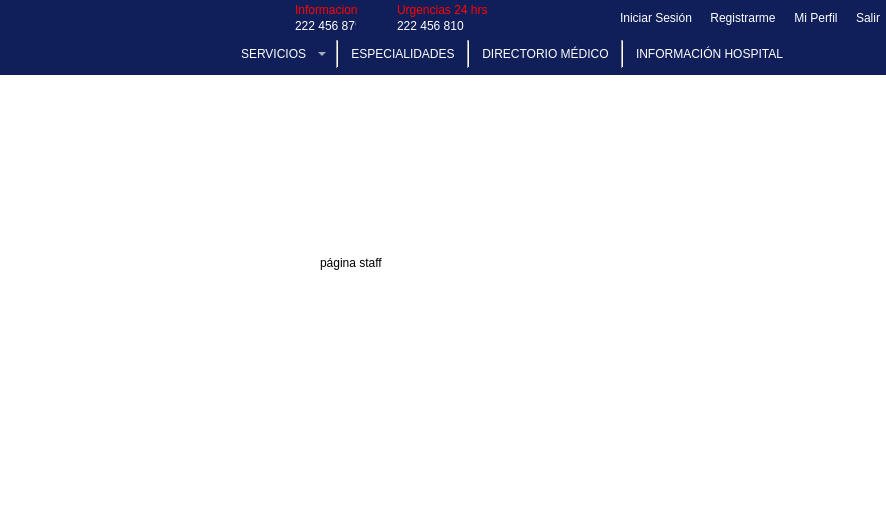
Above: mainwindow.ui from Laloses/Hospital before the change. Below: the same form after it.
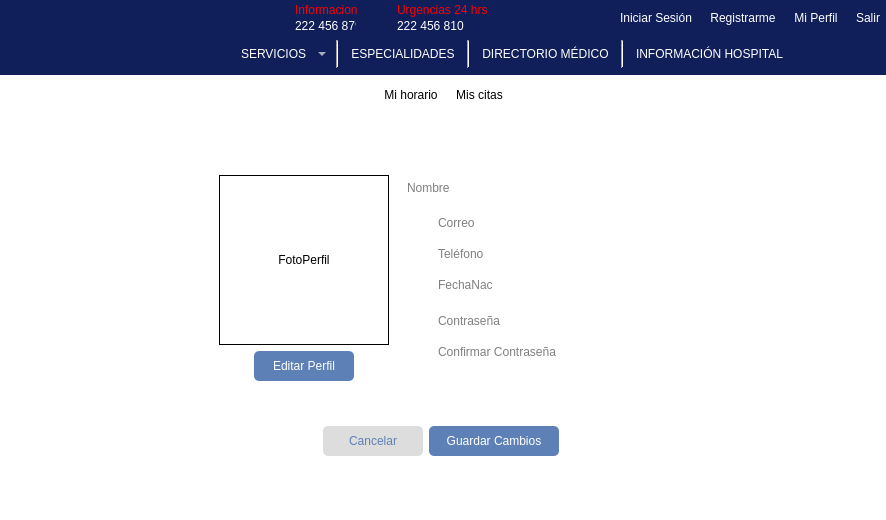
That is the form after the change. The open tabs and pages were chosen to show the change. Icons and pictures are not drawn.

Commit message:
Editar el Perfil del Staff
Diseño de la interfaz y programación del update

```diff
--- a/mainwindow.ui
+++ b/mainwindow.ui
@@ -431,7 +431,28 @@
        </size>
       </property>
       <property name="styleSheet">
-       <string notr="true"/>
+       <string notr="true">#btnEditarStaff, #btnGuardarEditarStaff{
+	border:solid 1px #5d80b6;
+border-radius:5px;
+background-color: #5d80b6;
+color: white;
+font: 11pt &quot;MS Shell Dlg 2&quot;;
+}
+#btnCancelarEditarStaff{
+border:solid 1px #dddddd;
+border-radius:5px;
+background-color: #dddddd;
+color: #5d80b6;
+font: 11pt &quot;MS Shell Dlg 2&quot;;
+}
+
+#btnEditarStaff:hover, #btnGuardarEditarStaff:hover{
+	background-color: #2f405b;
+}
+#btnCancelarEditarStaff:hover{
+	background-color: #c7c7c7;
+}
+</string>
       </property>
       <property name="currentIndex">
        <number>2</number>
@@ -2080,18 +2101,834 @@
        </layout>
       </widget>
       <widget class="QWidget" name="page_staff">
-       <widget class="QLabel" name="label_pagPersonal">
+       <widget class="QWidget" name="widget_opcionesPerfilDoctor_2" native="true">
         <property name="geometry">
          <rect>
-          <x>320</x>
-          <y>180</y>
-          <width>80</width>
-          <height>16</height>
+          <x>0</x>
+          <y>0</y>
+          <width>886</width>
+          <height>40</height>
          </rect>
         </property>
-        <property name="text">
-         <string>página staff</string>
+        <property name="minimumSize">
+         <size>
+          <width>886</width>
+          <height>40</height>
+         </size>
         </property>
+        <property name="maximumSize">
+         <size>
+          <width>16777215</width>
+          <height>40</height>
+         </size>
+        </property>
+        <property name="styleSheet">
+         <string notr="true">QPushButton{
+	background-color: transparent;
+	border-radius:6px;
+	color: black;
+	padding:6px;
+	text-decoration:none;
+}
+QPushButton:hover{
+	background: rgb(111, 157, 183);
+	color: white;
+}
+QPushButton:focus{
+	background: rgb(51, 97, 123);
+	color: rgb(255, 255, 255);
+}</string>
+        </property>
+        <layout class="QHBoxLayout" name="horizontalLayout_36">
+         <property name="topMargin">
+          <number>5</number>
+         </property>
+         <property name="bottomMargin">
+          <number>5</number>
+         </property>
+         <item>
+          <spacer name="horizontalSpacer_43">
+           <property name="orientation">
+            <enum>Qt::Horizontal</enum>
+           </property>
+           <property name="sizeHint" stdset="0">
+            <size>
+             <width>40</width>
+             <height>20</height>
+            </size>
+           </property>
+          </spacer>
+         </item>
+         <item>
+          <widget class="QPushButton" name="pushButton_horarioDoc_2">
+           <property name="text">
+            <string>Mi horario</string>
+           </property>
+          </widget>
+         </item>
+         <item>
+          <widget class="QPushButton" name="pushButton_citasDoc_2">
+           <property name="text">
+            <string>Mis citas</string>
+           </property>
+          </widget>
+         </item>
+         <item>
+          <spacer name="horizontalSpacer_44">
+           <property name="orientation">
+            <enum>Qt::Horizontal</enum>
+           </property>
+           <property name="sizeHint" stdset="0">
+            <size>
+             <width>40</width>
+             <height>20</height>
+            </size>
+           </property>
+          </spacer>
+         </item>
+        </layout>
+       </widget>
+       <widget class="QStackedWidget" name="stackedWidget_PerfilStaff">
+        <property name="geometry">
+         <rect>
+          <x>10</x>
+          <y>40</y>
+          <width>861</width>
+          <height>391</height>
+         </rect>
+        </property>
+        <widget class="QWidget" name="perfilStaff">
+         <widget class="QWidget" name="layoutWidget_2">
+          <property name="geometry">
+           <rect>
+            <x>0</x>
+            <y>10</y>
+            <width>861</width>
+            <height>381</height>
+           </rect>
+          </property>
+          <layout class="QVBoxLayout" name="verticalLayout_12">
+           <item>
+            <spacer name="verticalSpacer_16">
+             <property name="orientation">
+              <enum>Qt::Vertical</enum>
+             </property>
+             <property name="sizeHint" stdset="0">
+              <size>
+               <width>20</width>
+               <height>40</height>
+              </size>
+             </property>
+            </spacer>
+           </item>
+           <item>
+            <layout class="QHBoxLayout" name="horizontalLayout_42">
+             <item>
+              <spacer name="horizontalSpacer_46">
+               <property name="orientation">
+                <enum>Qt::Horizontal</enum>
+               </property>
+               <property name="sizeHint" stdset="0">
+                <size>
+                 <width>40</width>
+                 <height>20</height>
+                </size>
+               </property>
+              </spacer>
+             </item>
+             <item>
+              <layout class="QVBoxLayout" name="verticalLayout_13">
+               <item>
+                <layout class="QHBoxLayout" name="horizontalLayout_41">
+                 <item>
+                  <layout class="QVBoxLayout" name="verticalLayout_11">
+                   <item>
+                    <layout class="QHBoxLayout" name="horizontalLayout_43">
+                     <item>
+                      <spacer name="horizontalSpacer_48">
+                       <property name="orientation">
+                        <enum>Qt::Horizontal</enum>
+                       </property>
+                       <property name="sizeType">
+                        <enum>QSizePolicy::Fixed</enum>
+                       </property>
+                       <property name="sizeHint" stdset="0">
+                        <size>
+                         <width>10</width>
+                         <height>20</height>
+                        </size>
+                       </property>
+                      </spacer>
+                     </item>
+                     <item>
+                      <widget class="QLabel" name="lblFotoStaff">
+                       <property name="sizePolicy">
+                        <sizepolicy hsizetype="Expanding" vsizetype="Expanding">
+                         <horstretch>0</horstretch>
+                         <verstretch>0</verstretch>
+                        </sizepolicy>
+                       </property>
+                       <property name="minimumSize">
+                        <size>
+                         <width>170</width>
+                         <height>170</height>
+                        </size>
+                       </property>
+                       <property name="maximumSize">
+                        <size>
+                         <width>170</width>
+                         <height>170</height>
+                        </size>
+                       </property>
+                       <property name="layoutDirection">
+                        <enum>Qt::LeftToRight</enum>
+                       </property>
+                       <property name="styleSheet">
+                        <string notr="true">border: 1px solid black;</string>
+                       </property>
+                       <property name="text">
+                        <string>FotoPerfil</string>
+                       </property>
+                       <property name="scaledContents">
+                        <bool>true</bool>
+                       </property>
+                       <property name="alignment">
+                        <set>Qt::AlignCenter</set>
+                       </property>
+                      </widget>
+                     </item>
+                     <item>
+                      <spacer name="horizontalSpacer_49">
+                       <property name="orientation">
+                        <enum>Qt::Horizontal</enum>
+                       </property>
+                       <property name="sizeType">
+                        <enum>QSizePolicy::Fixed</enum>
+                       </property>
+                       <property name="sizeHint" stdset="0">
+                        <size>
+                         <width>10</width>
+                         <height>20</height>
+                        </size>
+                       </property>
+                      </spacer>
+                     </item>
+                    </layout>
+                   </item>
+                   <item>
+                    <layout class="QHBoxLayout" name="horizontalLayout_40">
+                     <item>
+                      <spacer name="horizontalSpacer_26">
+                       <property name="orientation">
+                        <enum>Qt::Horizontal</enum>
+                       </property>
+                       <property name="sizeType">
+                        <enum>QSizePolicy::Fixed</enum>
+                       </property>
+                       <property name="sizeHint" stdset="0">
+                        <size>
+                         <width>40</width>
+                         <height>20</height>
+                        </size>
+                       </property>
+                      </spacer>
+                     </item>
+                     <item>
+                      <widget class="QPushButton" name="btnEditarStaff">
+                       <property name="minimumSize">
+                        <size>
+                         <width>100</width>
+                         <height>30</height>
+                        </size>
+                       </property>
+                       <property name="maximumSize">
+                        <size>
+                         <width>100</width>
+                         <height>30</height>
+                        </size>
+                       </property>
+                       <property name="styleSheet">
+                        <string notr="true"/>
+                       </property>
+                       <property name="text">
+                        <string>Editar Perfil</string>
+                       </property>
+                      </widget>
+                     </item>
+                     <item>
+                      <spacer name="horizontalSpacer_27">
+                       <property name="orientation">
+                        <enum>Qt::Horizontal</enum>
+                       </property>
+                       <property name="sizeType">
+                        <enum>QSizePolicy::Fixed</enum>
+                       </property>
+                       <property name="sizeHint" stdset="0">
+                        <size>
+                         <width>40</width>
+                         <height>20</height>
+                        </size>
+                       </property>
+                      </spacer>
+                     </item>
+                    </layout>
+                   </item>
+                   <item>
+                    <spacer name="verticalSpacer_15">
+                     <property name="orientation">
+                      <enum>Qt::Vertical</enum>
+                     </property>
+                     <property name="sizeHint" stdset="0">
+                      <size>
+                       <width>20</width>
+                       <height>40</height>
+                      </size>
+                     </property>
+                    </spacer>
+                   </item>
+                  </layout>
+                 </item>
+                 <item>
+                  <layout class="QVBoxLayout" name="verticalLayout_10">
+                   <item>
+                    <widget class="QLineEdit" name="lineNombreStaff">
+                     <property name="minimumSize">
+                      <size>
+                       <width>0</width>
+                       <height>25</height>
+                      </size>
+                     </property>
+                     <property name="styleSheet">
+                      <string notr="true">font: 75 18pt &quot;MS Shell Dlg 2&quot;;
+border:none;
+background-color:transparent;</string>
+                     </property>
+                     <property name="readOnly">
+                      <bool>true</bool>
+                     </property>
+                     <property name="placeholderText">
+                      <string>Nombre</string>
+                     </property>
+                    </widget>
+                   </item>
+                   <item>
+                    <spacer name="verticalSpacer_7">
+                     <property name="orientation">
+                      <enum>Qt::Vertical</enum>
+                     </property>
+                     <property name="sizeType">
+                      <enum>QSizePolicy::Fixed</enum>
+                     </property>
+                     <property name="sizeHint" stdset="0">
+                      <size>
+                       <width>20</width>
+                       <height>5</height>
+                      </size>
+                     </property>
+                    </spacer>
+                   </item>
+                   <item>
+                    <layout class="QHBoxLayout" name="horizontalLayout_37">
+                     <item>
+                      <widget class="QLabel" name="imgCorreo">
+                       <property name="minimumSize">
+                        <size>
+                         <width>25</width>
+                         <height>25</height>
+                        </size>
+                       </property>
+                       <property name="maximumSize">
+                        <size>
+                         <width>25</width>
+                         <height>25</height>
+                        </size>
+                       </property>
+                       <property name="text">
+                        <string/>
+                       </property>
+                       <property name="pixmap">
+                        <pixmap resource="imgs/imgs.qrc">:/imgs/email.png</pixmap>
+                       </property>
+                       <property name="scaledContents">
+                        <bool>true</bool>
+                       </property>
+                      </widget>
+                     </item>
+                     <item>
+                      <widget class="QLineEdit" name="lineCorreoStaff">
+                       <property name="minimumSize">
+                        <size>
+                         <width>200</width>
+                         <height>20</height>
+                        </size>
+                       </property>
+                       <property name="styleSheet">
+                        <string notr="true">font: 15pt &quot;MS Shell Dlg 2&quot;;
+border:none;
+background-color:transparent</string>
+                       </property>
+                       <property name="readOnly">
+                        <bool>true</bool>
+                       </property>
+                       <property name="placeholderText">
+                        <string>Correo</string>
+                       </property>
+                      </widget>
+                     </item>
+                    </layout>
+                   </item>
+                   <item>
+                    <layout class="QHBoxLayout" name="horizontalLayout_38">
+                     <item>
+                      <widget class="QLabel" name="imgTel">
+                       <property name="minimumSize">
+                        <size>
+                         <width>25</width>
+                         <height>25</height>
+                        </size>
+                       </property>
+                       <property name="maximumSize">
+                        <size>
+                         <width>25</width>
+                         <height>25</height>
+                        </size>
+                       </property>
+                       <property name="text">
+                        <string/>
+                       </property>
+                       <property name="pixmap">
+                        <pixmap resource="imgs/imgs.qrc">:/imgs/phone.png</pixmap>
+                       </property>
+                       <property name="scaledContents">
+                        <bool>true</bool>
+                       </property>
+                      </widget>
+                     </item>
+                     <item>
+                      <widget class="QLineEdit" name="lineTelStaff">
+                       <property name="minimumSize">
+                        <size>
+                         <width>200</width>
+                         <height>20</height>
+                        </size>
+                       </property>
+                       <property name="styleSheet">
+                        <string notr="true">font: 15pt &quot;MS Shell Dlg 2&quot;;
+border:none;
+background-color:transparent</string>
+                       </property>
+                       <property name="maxLength">
+                        <number>10</number>
+                       </property>
+                       <property name="readOnly">
+                        <bool>true</bool>
+                       </property>
+                       <property name="placeholderText">
+                        <string>Teléfono</string>
+                       </property>
+                      </widget>
+                     </item>
+                    </layout>
+                   </item>
+                   <item>
+                    <layout class="QHBoxLayout" name="horizontalLayout_39">
+                     <item>
+                      <widget class="QLabel" name="imgTel_2">
+                       <property name="minimumSize">
+                        <size>
+                         <width>25</width>
+                         <height>25</height>
+                        </size>
+                       </property>
+                       <property name="maximumSize">
+                        <size>
+                         <width>25</width>
+                         <height>25</height>
+                        </size>
+                       </property>
+                       <property name="text">
+                        <string/>
+                       </property>
+                       <property name="pixmap">
+                        <pixmap resource="imgs/imgs.qrc">:/imgs/calendar.png</pixmap>
+                       </property>
+                       <property name="scaledContents">
+                        <bool>true</bool>
+                       </property>
+                      </widget>
+                     </item>
+                     <item>
+                      <widget class="QLineEdit" name="lineFechaNacStaff">
+                       <property name="minimumSize">
+                        <size>
+                         <width>200</width>
+                         <height>20</height>
+                        </size>
+                       </property>
+                       <property name="styleSheet">
+                        <string notr="true">font: 15pt &quot;MS Shell Dlg 2&quot;;
+border:none;
+background-color:transparent</string>
+                       </property>
+                       <property name="readOnly">
+                        <bool>true</bool>
+                       </property>
+                       <property name="placeholderText">
+                        <string>FechaNac</string>
+                       </property>
+                      </widget>
+                     </item>
+                    </layout>
+                   </item>
+                   <item>
+                    <spacer name="verticalSpacer_18">
+                     <property name="orientation">
+                      <enum>Qt::Vertical</enum>
+                     </property>
+                     <property name="sizeType">
+                      <enum>QSizePolicy::Fixed</enum>
+                     </property>
+                     <property name="sizeHint" stdset="0">
+                      <size>
+                       <width>20</width>
+                       <height>5</height>
+                      </size>
+                     </property>
+                    </spacer>
+                   </item>
+                   <item>
+                    <layout class="QHBoxLayout" name="horizontalLayout_45">
+                     <item>
+                      <widget class="QLabel" name="imgCon1">
+                       <property name="minimumSize">
+                        <size>
+                         <width>25</width>
+                         <height>25</height>
+                        </size>
+                       </property>
+                       <property name="maximumSize">
+                        <size>
+                         <width>25</width>
+                         <height>25</height>
+                        </size>
+                       </property>
+                       <property name="text">
+                        <string/>
+                       </property>
+                       <property name="pixmap">
+                        <pixmap resource="imgs/imgs.qrc">:/imgs/password.png</pixmap>
+                       </property>
+                       <property name="scaledContents">
+                        <bool>true</bool>
+                       </property>
+                      </widget>
+                     </item>
+                     <item>
+                      <widget class="QLineEdit" name="lineContrasenia">
+                       <property name="minimumSize">
+                        <size>
+                         <width>200</width>
+                         <height>20</height>
+                        </size>
+                       </property>
+                       <property name="styleSheet">
+                        <string notr="true">font: 15pt &quot;MS Shell Dlg 2&quot;;
+border:none;
+background-color:transparent</string>
+                       </property>
+                       <property name="echoMode">
+                        <enum>QLineEdit::Password</enum>
+                       </property>
+                       <property name="readOnly">
+                        <bool>true</bool>
+                       </property>
+                       <property name="placeholderText">
+                        <string>Contraseña</string>
+                       </property>
+                       <property name="clearButtonEnabled">
+                        <bool>false</bool>
+                       </property>
+                      </widget>
+                     </item>
+                     <item>
+                      <spacer name="horizontalSpacer_51">
+                       <property name="orientation">
+                        <enum>Qt::Horizontal</enum>
+                       </property>
+                       <property name="sizeType">
+                        <enum>QSizePolicy::Fixed</enum>
+                       </property>
+                       <property name="sizeHint" stdset="0">
+                        <size>
+                         <width>5</width>
+                         <height>20</height>
+                        </size>
+                       </property>
+                      </spacer>
+                     </item>
+                     <item>
+                      <widget class="QPushButton" name="btnMostrarContrasena">
+                       <property name="minimumSize">
+                        <size>
+                         <width>25</width>
+                         <height>25</height>
+                        </size>
+                       </property>
+                       <property name="maximumSize">
+                        <size>
+                         <width>25</width>
+                         <height>25</height>
+                        </size>
+                       </property>
+                       <property name="styleSheet">
+                        <string notr="true">border:none;</string>
+                       </property>
+                       <property name="text">
+                        <string/>
+                       </property>
+                       <property name="icon">
+                        <iconset resource="imgs/imgs.qrc">
+                         <normaloff>:/imgs/NoView.png</normaloff>:/imgs/NoView.png</iconset>
+                       </property>
+                       <property name="iconSize">
+                        <size>
+                         <width>25</width>
+                         <height>25</height>
+                        </size>
+                       </property>
+                      </widget>
+                     </item>
+                    </layout>
+                   </item>
+                   <item>
+                    <layout class="QHBoxLayout" name="horizontalLayout_46">
+                     <item>
+                      <widget class="QLabel" name="imgCon2">
+                       <property name="minimumSize">
+                        <size>
+                         <width>25</width>
+                         <height>25</height>
+                        </size>
+                       </property>
+                       <property name="maximumSize">
+                        <size>
+                         <width>25</width>
+                         <height>25</height>
+                        </size>
+                       </property>
+                       <property name="text">
+                        <string/>
+                       </property>
+                       <property name="pixmap">
+                        <pixmap resource="imgs/imgs.qrc">:/imgs/passwordConf.png</pixmap>
+                       </property>
+                       <property name="scaledContents">
+                        <bool>true</bool>
+                       </property>
+                      </widget>
+                     </item>
+                     <item>
+                      <widget class="QLineEdit" name="lineConfirmaContrasenia">
+                       <property name="minimumSize">
+                        <size>
+                         <width>200</width>
+                         <height>20</height>
+                        </size>
+                       </property>
+                       <property name="styleSheet">
+                        <string notr="true">font: 15pt &quot;MS Shell Dlg 2&quot;;
+border:none;
+background-color:transparent</string>
+                       </property>
+                       <property name="echoMode">
+                        <enum>QLineEdit::Password</enum>
+                       </property>
+                       <property name="readOnly">
+                        <bool>true</bool>
+                       </property>
+                       <property name="placeholderText">
+                        <string>Confirmar Contraseña</string>
+                       </property>
+                      </widget>
+                     </item>
+                     <item>
+                      <spacer name="horizontalSpacer_52">
+                       <property name="orientation">
+                        <enum>Qt::Horizontal</enum>
+                       </property>
+                       <property name="sizeType">
+                        <enum>QSizePolicy::Fixed</enum>
+                       </property>
+                       <property name="sizeHint" stdset="0">
+                        <size>
+                         <width>5</width>
+                         <height>20</height>
+                        </size>
+                       </property>
+                      </spacer>
+                     </item>
+                     <item>
+                      <widget class="QPushButton" name="btnMostrarContrasena_2">
+                       <property name="minimumSize">
+                        <size>
+                         <width>25</width>
+                         <height>25</height>
+                        </size>
+                       </property>
+                       <property name="maximumSize">
+                        <size>
+                         <width>25</width>
+                         <height>25</height>
+                        </size>
+                       </property>
+                       <property name="styleSheet">
+                        <string notr="true">border:none;</string>
+                       </property>
+                       <property name="text">
+                        <string/>
+                       </property>
+                       <property name="icon">
+                        <iconset resource="imgs/imgs.qrc">
+                         <normaloff>:/imgs/NoView.png</normaloff>:/imgs/NoView.png</iconset>
+                       </property>
+                       <property name="iconSize">
+                        <size>
+                         <width>25</width>
+                         <height>25</height>
+                        </size>
+                       </property>
+                      </widget>
+                     </item>
+                    </layout>
+                   </item>
+                   <item>
+                    <spacer name="verticalSpacer_8">
+                     <property name="orientation">
+                      <enum>Qt::Vertical</enum>
+                     </property>
+                     <property name="sizeHint" stdset="0">
+                      <size>
+                       <width>20</width>
+                       <height>10</height>
+                      </size>
+                     </property>
+                    </spacer>
+                   </item>
+                  </layout>
+                 </item>
+                </layout>
+               </item>
+               <item>
+                <layout class="QHBoxLayout" name="horizontalLayout_44">
+                 <item>
+                  <spacer name="horizontalSpacer_45">
+                   <property name="orientation">
+                    <enum>Qt::Horizontal</enum>
+                   </property>
+                   <property name="sizeHint" stdset="0">
+                    <size>
+                     <width>40</width>
+                     <height>20</height>
+                    </size>
+                   </property>
+                  </spacer>
+                 </item>
+                 <item>
+                  <widget class="QPushButton" name="btnCancelarEditarStaff">
+                   <property name="minimumSize">
+                    <size>
+                     <width>100</width>
+                     <height>30</height>
+                    </size>
+                   </property>
+                   <property name="maximumSize">
+                    <size>
+                     <width>100</width>
+                     <height>30</height>
+                    </size>
+                   </property>
+                   <property name="styleSheet">
+                    <string notr="true"/>
+                   </property>
+                   <property name="text">
+                    <string>Cancelar</string>
+                   </property>
+                  </widget>
+                 </item>
+                 <item>
+                  <widget class="QPushButton" name="btnGuardarEditarStaff">
+                   <property name="minimumSize">
+                    <size>
+                     <width>130</width>
+                     <height>30</height>
+                    </size>
+                   </property>
+                   <property name="maximumSize">
+                    <size>
+                     <width>200</width>
+                     <height>30</height>
+                    </size>
+                   </property>
+                   <property name="styleSheet">
+                    <string notr="true"/>
+                   </property>
+                   <property name="text">
+                    <string>Guardar Cambios</string>
+                   </property>
+                  </widget>
+                 </item>
+                 <item>
+                  <spacer name="horizontalSpacer_50">
+                   <property name="orientation">
+                    <enum>Qt::Horizontal</enum>
+                   </property>
+                   <property name="sizeHint" stdset="0">
+                    <size>
+                     <width>40</width>
+                     <height>20</height>
+                    </size>
+                   </property>
+                  </spacer>
+                 </item>
+                </layout>
+               </item>
+              </layout>
+             </item>
+             <item>
+              <spacer name="horizontalSpacer_47">
+               <property name="orientation">
+                <enum>Qt::Horizontal</enum>
+               </property>
+               <property name="sizeType">
+                <enum>QSizePolicy::Expanding</enum>
+               </property>
+               <property name="sizeHint" stdset="0">
+                <size>
+                 <width>40</width>
+                 <height>20</height>
+                </size>
+               </property>
+              </spacer>
+             </item>
+            </layout>
+           </item>
+           <item>
+            <spacer name="verticalSpacer_17">
+             <property name="orientation">
+              <enum>Qt::Vertical</enum>
+             </property>
+             <property name="sizeHint" stdset="0">
+              <size>
+               <width>20</width>
+               <height>40</height>
+              </size>
+             </property>
+            </spacer>
+           </item>
+          </layout>
+         </widget>
+        </widget>
+        <widget class="QWidget" name="page_6"/>
        </widget>
       </widget>
       <widget class="QWidget" name="page_admin">
```
Left out of the diff: 16 changed lines with no effect on the pictures. The commit also changes 12 other files.
